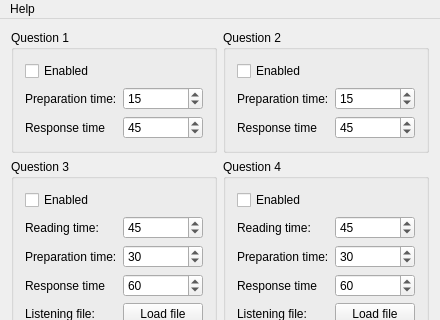
Qt form Toefl-Speaking-Recorder/mainwindow.ui (fffaraz/Toefl-Speaking-Recorder) before a commit; both pictures show x 0 to 440 and y 0 to 320 of the 440 by 625 pixel window.
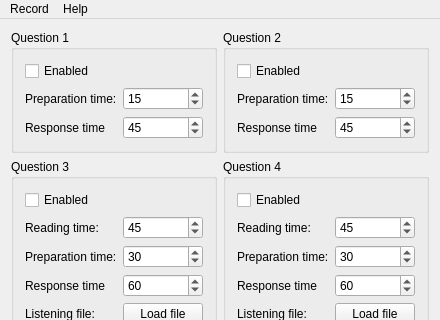
The same form after that commit.

Patch:
```diff
--- a/Toefl-Speaking-Recorder/mainwindow.ui
+++ b/Toefl-Speaking-Recorder/mainwindow.ui
@@ -539,6 +539,14 @@
     <addaction name="actionAbout"/>
     <addaction name="actionVersion"/>
    </widget>
+   <widget class="QMenu" name="menuRecord">
+    <property name="title">
+     <string>Record</string>
+    </property>
+    <addaction name="actionSet_Location"/>
+    <addaction name="actionAudio_Settings"/>
+   </widget>
+   <addaction name="menuRecord"/>
    <addaction name="menuHelp"/>
   </widget>
   <widget class="QStatusBar" name="statusBar"/>
```
Left out of the diff: 10 changed lines with no effect on the pictures.
